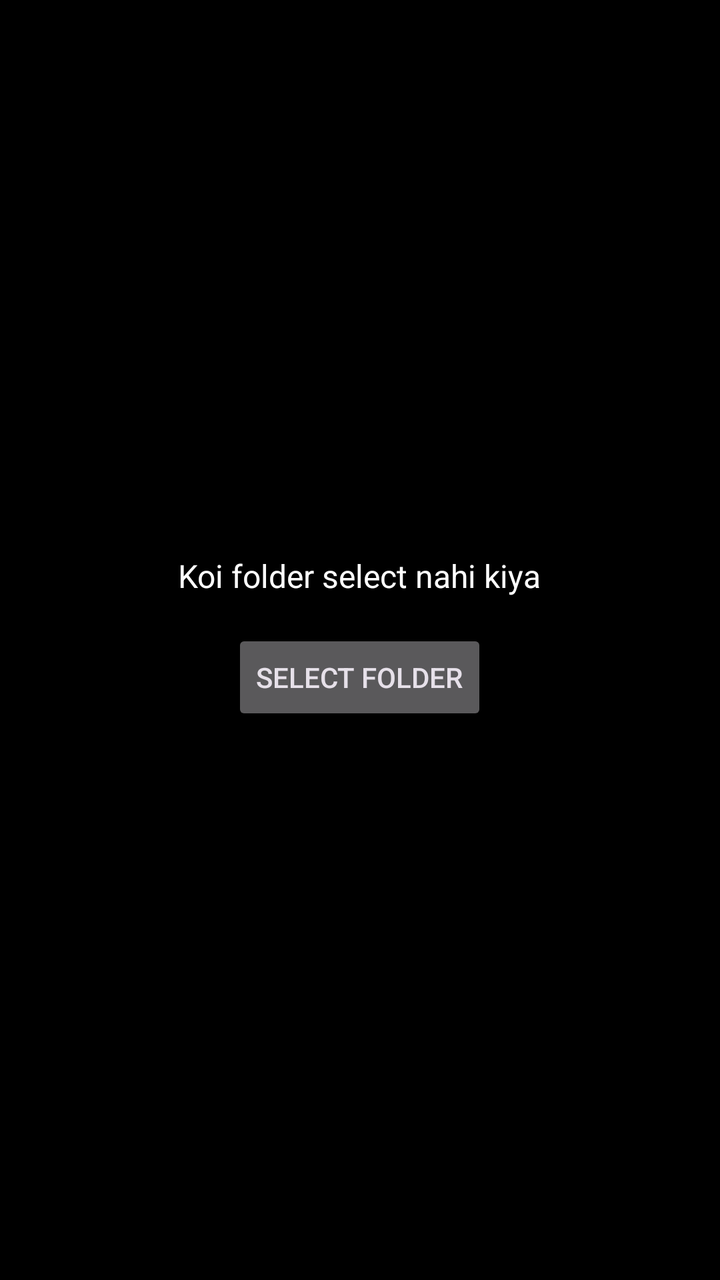
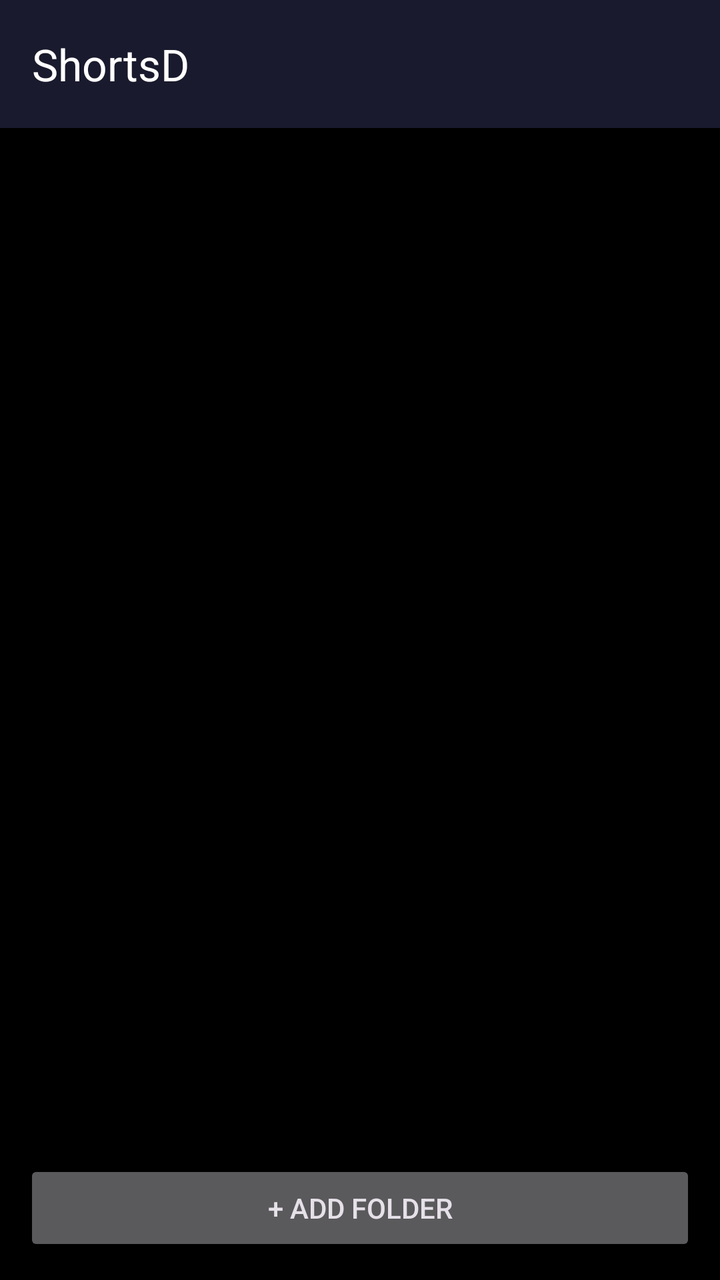

Screens rendered from an Android XML layout before and after an edit, with the pre-edit source and the edit as a unified diff.
<!-- AndroidManifest.xml: application theme Theme.ShortsD -->
<!-- res/layout/activity_main.xml -->
<?xml version="1.0" encoding="utf-8"?>
<FrameLayout xmlns:android="http://schemas.android.com/apk/res/android"
    xmlns:app="http://schemas.android.com/apk/res-auto"
    android:layout_width="match_parent"
    android:layout_height="match_parent"
    android:background="@color/black">

    <androidx.viewpager2.widget.ViewPager2
        android:id="@+id/viewPager"
        android:layout_width="match_parent"
        android:layout_height="match_parent"
        android:visibility="gone" />

    <LinearLayout
        android:id="@+id/emptyStateLayout"
        android:layout_width="match_parent"
        android:layout_height="match_parent"
        android:orientation="vertical"
        android:gravity="center">

        <TextView
            android:layout_width="wrap_content"
            android:layout_height="wrap_content"
            android:text="Koi folder select nahi kiya"
            android:textColor="@color/white"
            android:textSize="16sp"
            android:layout_marginBottom="16dp" />

        <Button
            android:id="@+id/btnSelectFolder"
            android:layout_width="wrap_content"
            android:layout_height="wrap_content"
            android:text="Select Folder" />

    </LinearLayout>

</FrameLayout>
<!-- resources referenced by this layout -->
<resources>
  <color name="black">#FF000000</color>
  <color name="white">#FFFFFFFF</color>
  <style name="Theme.ShortsD" parent="Theme.Material3.Dark.NoActionBar">
          <item name="android:statusBarColor">#000000</item>
          <item name="android:navigationBarColor">#000000</item>
          <item name="android:windowBackground">#000000</item>
      </style>
</resources>

<!-- the commit's change to res/layout/activity_main.xml (unified diff, before → after) -->
@@ -1,37 +1,54 @@
 <?xml version="1.0" encoding="utf-8"?>
-<FrameLayout xmlns:android="http://schemas.android.com/apk/res/android"
+<LinearLayout xmlns:android="http://schemas.android.com/apk/res/android"
     xmlns:app="http://schemas.android.com/apk/res-auto"
     android:layout_width="match_parent"
     android:layout_height="match_parent"
+    android:orientation="vertical"
     android:background="@color/black">
 
-    <androidx.viewpager2.widget.ViewPager2
-        android:id="@+id/viewPager"
+    <androidx.appcompat.widget.Toolbar
+        android:id="@+id/toolbar"
         android:layout_width="match_parent"
-        android:layout_height="match_parent"
-        android:visibility="gone" />
+        android:layout_height="?attr/actionBarSize"
+        android:background="#1A1A2E"
+        android:theme="@style/ThemeOverlay.AppCompat.Dark.ActionBar"
+        app:title="ShortsD"
+        app:titleTextColor="@color/white" />
 
-    <LinearLayout
-        android:id="@+id/emptyStateLayout"
+    <FrameLayout
         android:layout_width="match_parent"
-        android:layout_height="match_parent"
-        android:orientation="vertical"
-        android:gravity="center">
+        android:layout_height="0dp"
+        android:layout_weight="1">
 
-        <TextView
-            android:layout_width="wrap_content"
-            android:layout_height="wrap_content"
-            android:text="Koi folder select nahi kiya"
-            android:textColor="@color/white"
-            android:textSize="16sp"
-            android:layout_marginBottom="16dp" />
+        <androidx.recyclerview.widget.RecyclerView
+            android:id="@+id/recyclerView"
+            android:layout_width="match_parent"
+            android:layout_height="match_parent" />
 
-        <Button
-            android:id="@+id/btnSelectFolder"
-            android:layout_width="wrap_content"
-            android:layout_height="wrap_content"
-            android:text="Select Folder" />
+        <LinearLayout
+            android:id="@+id/emptyStateLayout"
+            android:layout_width="match_parent"
+            android:layout_height="match_parent"
+            android:orientation="vertical"
+            android:gravity="center"
+            android:visibility="gone">
 
-    </LinearLayout>
+            <TextView
+                android:layout_width="wrap_content"
+                android:layout_height="wrap_content"
+                android:text="Koi folder add nahi kiya"
+                android:textColor="@color/white"
+                android:textSize="16sp" />
 
-</FrameLayout>
+        </LinearLayout>
+
+    </FrameLayout>
+
+    <Button
+        android:id="@+id/btnAddFolder"
+        android:layout_width="match_parent"
+        android:layout_height="wrap_content"
+        android:layout_margin="12dp"
+        android:text="+ Add Folder" />
+
+</LinearLayout>
